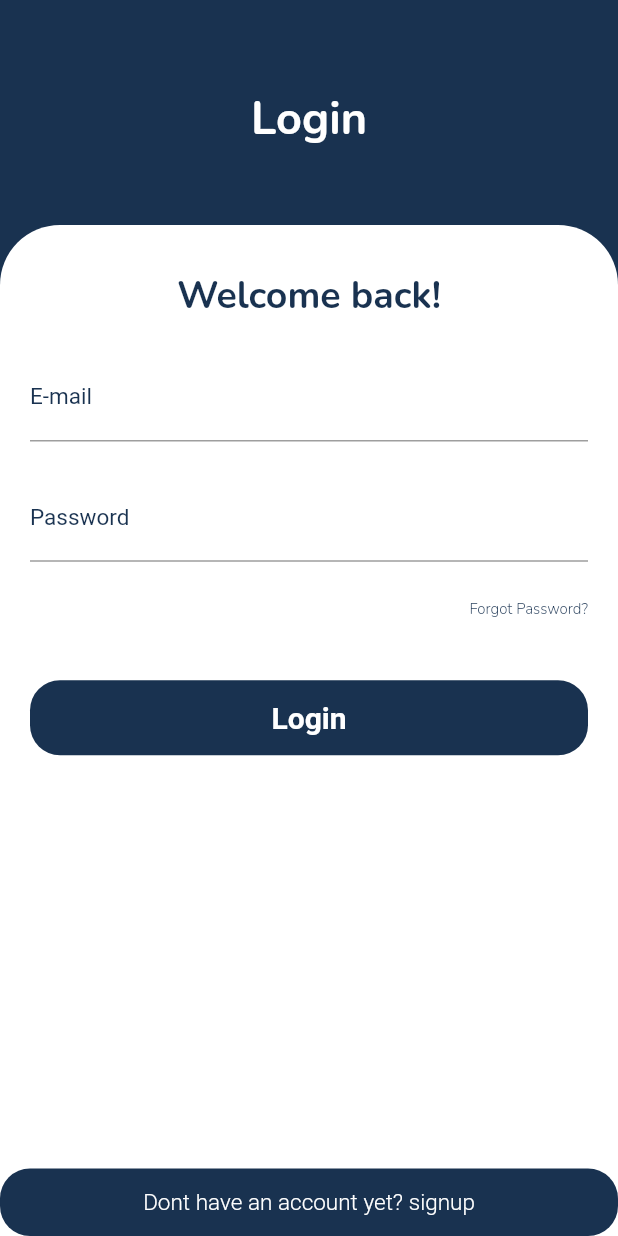
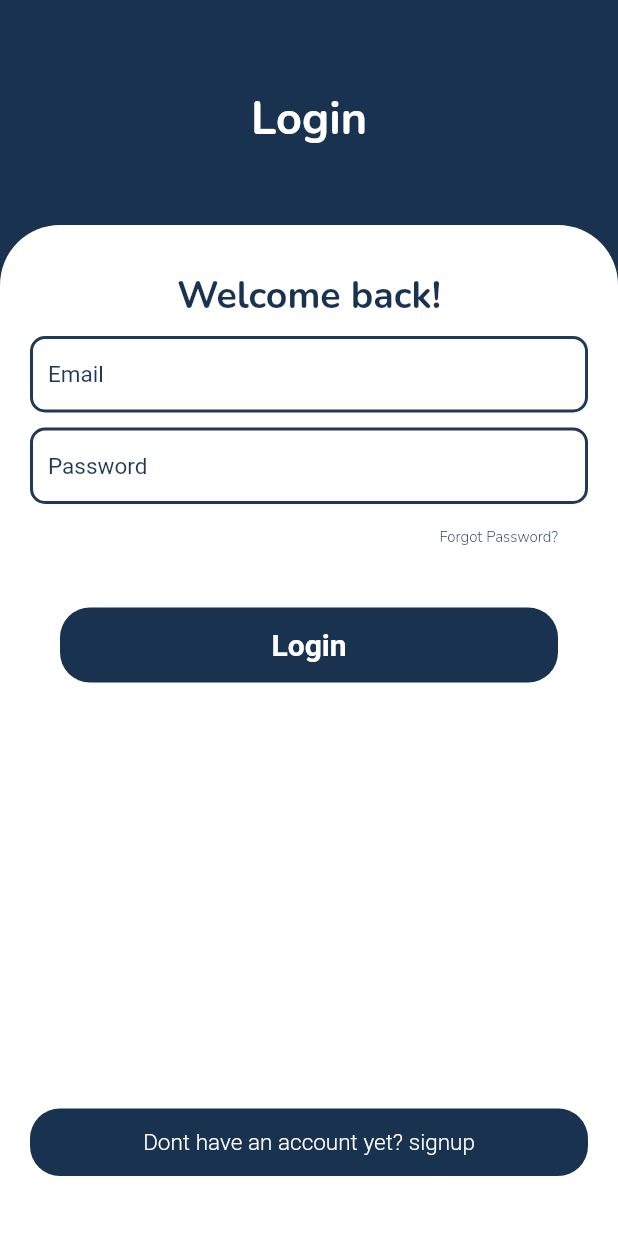
Before and after one commit to kennyobey/Stu-Do-UI, a Flutter app: the screen it shows after launch, after a tap on "Sign Up", on a phone screen of 412 x 824 dp. Run offline on Flutter 3.47's test engine with Material 2 defaults, Android fonts, the phone set to English and light mode, and no system bars; our stand-ins replace font_awesome_flutter, get, google_fonts, shared_preferences; accounts and stored records are empty; Roboto replaces fonts that are missing (Montserrat).

Commit message:
Login reframe

```diff
--- a/lib/pages/signin.dart
+++ b/lib/pages/signin.dart
@@ -1,6 +1,7 @@
 // ignore_for_file: use_key_in_widget_constructors, prefer_const_constructors, prefer_const_literals_to_create_immutables
 
 import 'package:flutter/material.dart';
+import 'package:studo/widget/custom_textform_field.dart';
 
 import 'bottomnav.dart';
 
@@ -43,6 +44,8 @@ class SignIn extends StatelessWidget {
                 ), // padding
                 Expanded(
                   child: Container(
+                    height: MediaQuery.of(context).size.height * 0.8,
+                    padding: EdgeInsets.only(bottom: 40, left: 20, right: 20),
                     decoration: BoxDecoration(
                         color: Colors.white,
                         borderRadius: BorderRadius.only(
@@ -62,13 +65,17 @@ class SignIn extends StatelessWidget {
                         SizedBox(
                           height: 10,
                         ),
-                        name("E-mail"),
+                        CustomTextForField(
+                          hint: 'Email',
+                        ),
                         SizedBox(
                           height: 10,
                         ),
-                        password("Password"),
+                        CustomTextForField(
+                          hint: 'Password',
+                        ),
                         SizedBox(
-                          height: 20,
+                          height: 10,
                         ),
                         forgot(),
                         SizedBox(height: 40),
--- a/pubspec.yaml
+++ b/pubspec.yaml
@@ -18,7 +18,7 @@ dependencies:
   syncfusion_flutter_calendar: ^19.3.48
   shared_preferences: ^2.0.6
   lottie: 1.1.0
-  google_fonts: ^2.1.0
+  google_fonts: 2.1.0
   intl: ^0.17.0
   get: ^4.1.4
   http: ^0.13.3
```
Also changed, not shown: pubspec.lock.
